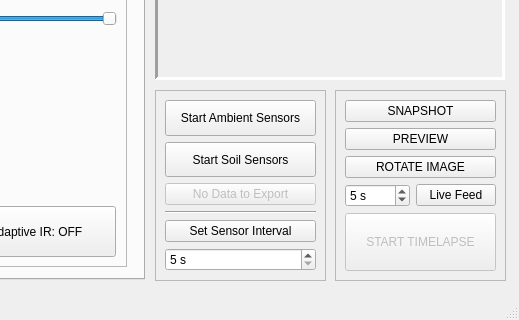
The window that _ui/FlashLapse_Pro.ui (CoCl-Jerry/Flashlapse_Pro_Dev) describes before a commit, drawn with Qt 5; both pictures show x 505 to 1024 and y 280 to 600 of the 1024 by 600 pixel window.
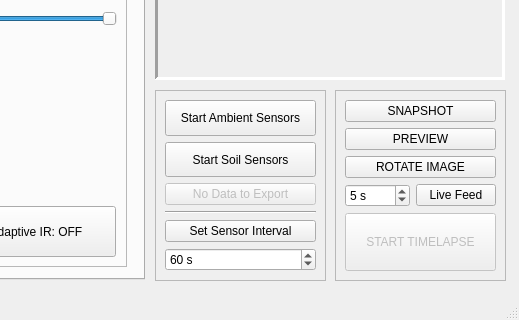
The same window after the commit. Icons and pictures are not drawn. Custom widgets are drawn as their Qt base class.

```diff
--- a/_ui/FlashLapse_Pro.ui
+++ b/_ui/FlashLapse_Pro.ui
@@ -2722,11 +2722,14 @@
          <string/>
         </property>
         <property name="minimum">
-         <number>5</number>
+         <number>10</number>
         </property>
         <property name="maximum">
          <number>999</number>
         </property>
+        <property name="value">
+         <number>60</number>
+        </property>
        </widget>
       </item>
       <item row="1" column="0">
```
